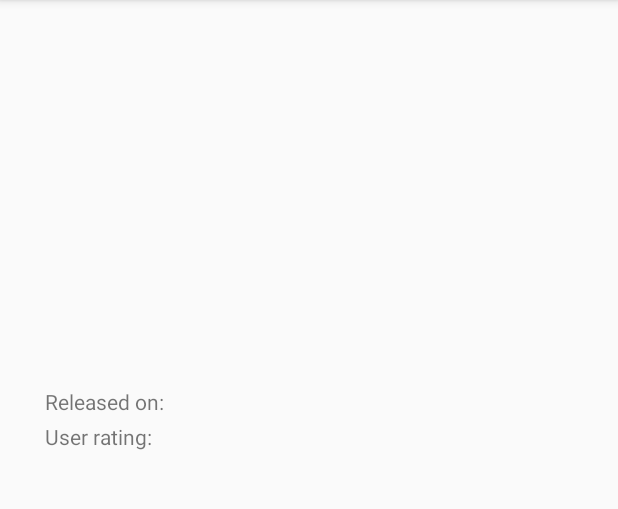
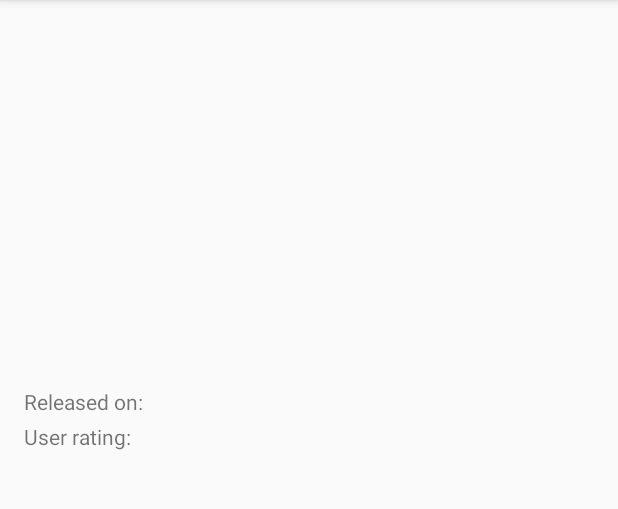
Before and after one commit to andrewslotin/PopularMovies, an Android app: the DetailsActivity screen opened directly, with no data from a screen before it, on a phone screen of 412 x 824 dp, the part 84-593 px from its top. Run offline under Robolectric (Android 15) with nearby library versions, the phone set to English and light mode, and no system bars; our stand-ins replace Picasso; pictures from the network do not load; 1 statement that could not run was skipped.

Commit message:
Replace topmost ConstraintLayout with LinearLayout
ConstraintLayout was preventing ScrollView from scrolling the content

```diff
--- a/app/src/main/res/layout/activity_details.xml
+++ b/app/src/main/res/layout/activity_details.xml
@@ -1,10 +1,11 @@
 <?xml version="1.0" encoding="utf-8"?>
-<android.support.constraint.ConstraintLayout xmlns:android="http://schemas.android.com/apk/res/android"
+<LinearLayout xmlns:android="http://schemas.android.com/apk/res/android"
     xmlns:app="http://schemas.android.com/apk/res-auto"
     xmlns:tools="http://schemas.android.com/tools"
     android:layout_width="match_parent"
     android:layout_height="match_parent"
-    tools:context="ru.suddendef.popularmovies.DetailsActivity">
+    tools:context="ru.suddendef.popularmovies.DetailsActivity"
+    android:orientation="vertical">
 
     <ImageView
         android:id="@+id/iv_movie_poster_large"
@@ -12,19 +13,15 @@
         android:layout_height="250dp"
         android:layout_margin="0dp"
         android:contentDescription="@string/movie_poster_large_description"
-        app:layout_constraintHorizontal_bias="0.0"
-        app:layout_constraintLeft_toLeftOf="parent"
-        app:layout_constraintRight_toRightOf="parent"
-        app:layout_constraintTop_toTopOf="parent"
-        android:scaleType="center"/>
+        android:scaleType="center" />
 
     <ScrollView
-        android:layout_width="368dp"
+        android:layout_width="match_parent"
         android:layout_height="wrap_content"
-        android:layout_marginTop="8dp"
-        app:layout_constraintLeft_toLeftOf="parent"
-        app:layout_constraintRight_toRightOf="parent"
-        app:layout_constraintTop_toBottomOf="@+id/iv_movie_poster_large">
+        android:layout_marginBottom="8dp"
+        android:layout_marginLeft="0dp"
+        android:layout_marginRight="0dp"
+        android:layout_marginTop="8dp">
 
         <android.support.constraint.ConstraintLayout
             android:layout_width="match_parent"
@@ -35,8 +32,8 @@
                 android:id="@+id/tv_release_date_label"
                 android:layout_width="wrap_content"
                 android:layout_height="wrap_content"
-                android:layout_marginLeft="8dp"
-                android:layout_marginStart="8dp"
+                android:layout_marginLeft="16dp"
+                android:layout_marginStart="16dp"
                 android:text="@string/release_date_label"
                 app:layout_constraintLeft_toLeftOf="parent"
                 app:layout_constraintTop_toTopOf="parent" />
@@ -54,8 +51,8 @@
                 android:id="@+id/tv_user_rating_label"
                 android:layout_width="wrap_content"
                 android:layout_height="wrap_content"
-                android:layout_marginLeft="8dp"
-                android:layout_marginStart="8dp"
+                android:layout_marginLeft="16dp"
+                android:layout_marginStart="16dp"
                 android:layout_marginTop="4dp"
                 android:text="@string/user_rating_label"
                 app:layout_constraintLeft_toLeftOf="parent"
@@ -74,11 +71,7 @@
                 android:id="@+id/tv_overview"
                 android:layout_width="0dp"
                 android:layout_height="wrap_content"
-                android:layout_marginEnd="8dp"
-                android:layout_marginLeft="8dp"
-                android:layout_marginRight="8dp"
-                android:layout_marginStart="8dp"
-                android:layout_marginTop="8dp"
+                android:layout_margin="16dp"
                 android:textSize="12sp"
                 app:layout_constraintLeft_toLeftOf="parent"
                 app:layout_constraintRight_toRightOf="parent"
@@ -87,4 +80,4 @@
         </android.support.constraint.ConstraintLayout>
     </ScrollView>
 
-</android.support.constraint.ConstraintLayout>
+</LinearLayout>
```
